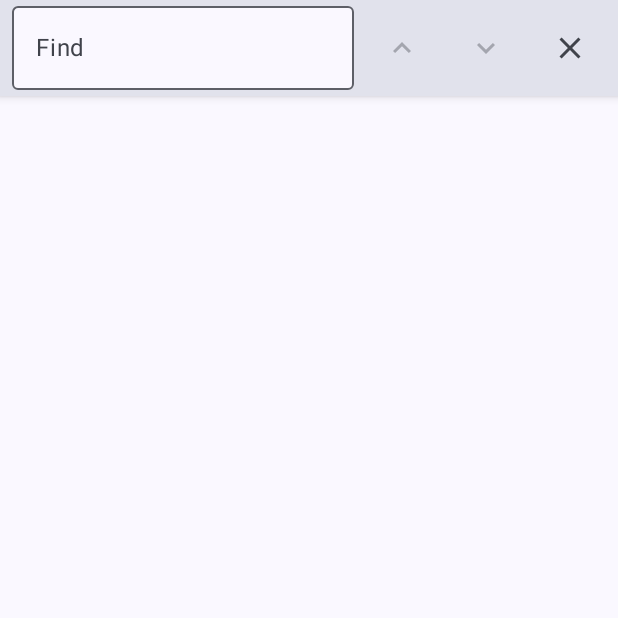
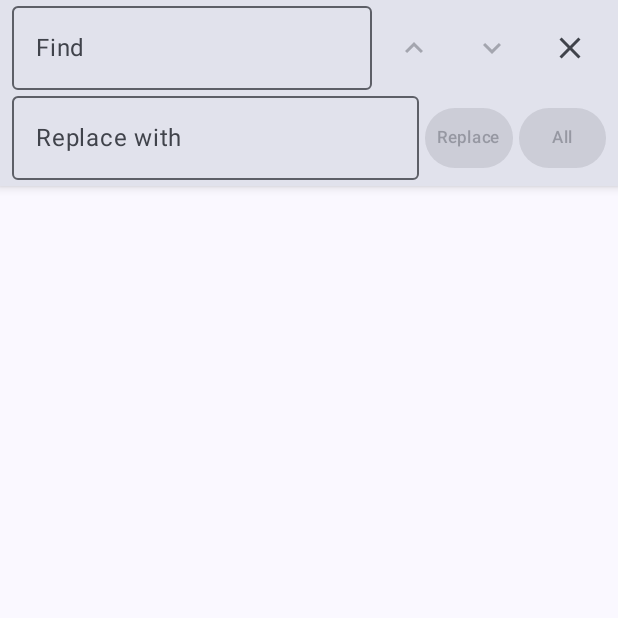
Before and after one commit to vitali87/AndroCode, an Android app built with Jetpack Compose: the composable FindBar shown on its own in the app's theme, on a phone screen of 412 x 824 dp, the top half of it. Run offline under Robolectric (Android 15) with nearby library versions, the phone set to English and light mode, and no system bars; our stand-ins replace Dagger/Hilt's generated code; libraries missing offline, so code that uses them is left out: androidx.hilt.navigation.

Commit message:
feat(editor): implement find and replace functionality

```diff
--- a/app/src/main/java/com/example/androcode/MainActivity.kt
+++ b/app/src/main/java/com/example/androcode/MainActivity.kt
@@ -127,6 +127,8 @@ import androidx.compose.runtime.remember // Ensure remember is imported
 import androidx.compose.runtime.mutableStateOf // Ensure mutableStateOf is imported
 import androidx.compose.runtime.getValue // Ensure getValue is imported
 import androidx.compose.runtime.setValue // Ensure setValue is imported
+import androidx.compose.material.icons.filled.FindReplace // <-- Import FindReplace
+import androidx.compose.material3.ButtonDefaults // <-- Import for button colors/padding
 
 @AndroidEntryPoint
 class MainActivity : ComponentActivity() {
@@ -818,24 +820,28 @@ fun FindBar(
     onClose: () -> Unit
 ) {
     val searchQuery by editorViewModel.searchQuery.collectAsState()
+    val replaceQuery by editorViewModel.replaceQuery.collectAsState() // Collect replace query
     val searchResults by editorViewModel.searchResults.collectAsState()
     val currentMatchIndex by editorViewModel.currentMatchIndex.collectAsState()
 
     val hasResults = searchResults.isNotEmpty()
     val currentMatchDisplay = if (hasResults) currentMatchIndex + 1 else 0
     val totalMatches = searchResults.size
+    val canReplace = hasResults && currentMatchIndex != -1
+    val canReplaceAll = hasResults
 
     Surface(
         modifier = Modifier.fillMaxWidth(),
         shadowElevation = 4.dp, // Add some elevation
         color = MaterialTheme.colorScheme.surfaceVariant
     ) {
+        Column(modifier = Modifier.padding(horizontal = 8.dp, vertical = 4.dp)) { // Use Column
+            // --- Find Row ---
             Row(
                 modifier = Modifier
-                .padding(horizontal = 8.dp, vertical = 4.dp)
-                .height(IntrinsicSize.Min), // Ensure row items align height
+                    .fillMaxWidth(),
                 verticalAlignment = Alignment.CenterVertically,
-            horizontalArrangement = Arrangement.spacedBy(8.dp)
+                horizontalArrangement = Arrangement.spacedBy(4.dp) // Reduced spacing
             ) {
                 OutlinedTextField(
                     value = searchQuery,
@@ -843,19 +849,15 @@ fun FindBar(
                     placeholder = { Text("Find") },
                     singleLine = true,
                     modifier = Modifier.weight(1f),
-                textStyle = MaterialTheme.typography.bodyMedium, // Smaller text
-                colors = OutlinedTextFieldDefaults.colors(
-                    focusedContainerColor = MaterialTheme.colorScheme.surface,
-                    unfocusedContainerColor = MaterialTheme.colorScheme.surface,
-                )
+                    textStyle = MaterialTheme.typography.bodyMedium // Smaller text
                 )
 
-            // Display match count (optional)
+                // Display match count
                 if (searchQuery.isNotEmpty()) {
                     Text(
-                    text = if (hasResults) "$currentMatchDisplay of $totalMatches" else "0 of 0",
+                        text = if (hasResults) "$currentMatchDisplay/$totalMatches" else "0/0", // Shorter format
                         style = MaterialTheme.typography.bodySmall,
-                    modifier = Modifier.padding(horizontal = 4.dp)
+                        modifier = Modifier.padding(horizontal = 2.dp)
                     )
                 }
 
@@ -871,8 +873,45 @@ fun FindBar(
 
                 // Close Button
                 IconButton(onClick = onClose) {
-                Icon(Icons.Filled.Close, contentDescription = "Close Find Bar")
+                    Icon(Icons.Filled.Close, contentDescription = "Close Find/Replace Bar")
+                }
+            }
+            // --- Replace Row ---
+            Spacer(modifier = Modifier.height(4.dp))
+            Row(
+                 modifier = Modifier
+                    .fillMaxWidth(),
+                verticalAlignment = Alignment.CenterVertically,
+                horizontalArrangement = Arrangement.spacedBy(4.dp)
+            ) {
+                OutlinedTextField(
+                    value = replaceQuery,
+                    onValueChange = { editorViewModel.setReplaceQuery(it) },
+                    placeholder = { Text("Replace with") },
+                    singleLine = true,
+                    modifier = Modifier.weight(1f),
+                    textStyle = MaterialTheme.typography.bodyMedium
+                )
+
+                // Replace Button (Current)
+                Button(
+                    onClick = { editorViewModel.replaceCurrent() },
+                    enabled = canReplace,
+                    contentPadding = PaddingValues(horizontal = 8.dp) // Less padding
+                    // Consider adding an icon here e.g., Icons.Filled.FindReplace
+                ) {
+                    Text("Replace", style = MaterialTheme.typography.labelSmall) // Smaller text
+                }
+
+                // Replace All Button
+                 Button(
+                    onClick = { editorViewModel.replaceAll() },
+                    enabled = canReplaceAll,
+                    contentPadding = PaddingValues(horizontal = 8.dp)
+                ) {
+                    Text("All", style = MaterialTheme.typography.labelSmall) // Smaller text
                 }
             }
         }
     }
+}
```
Also changed, not shown: app/src/main/java/com/example/androcode/viewmodels/EditorViewModel.kt (+91 -1 lines), 1 other file. Lines whose indentation alone changed are shown as unchanged.
